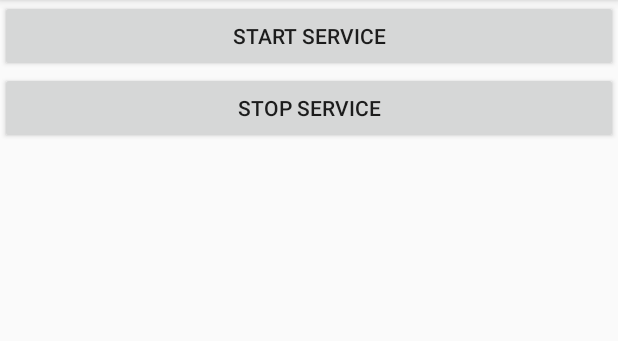
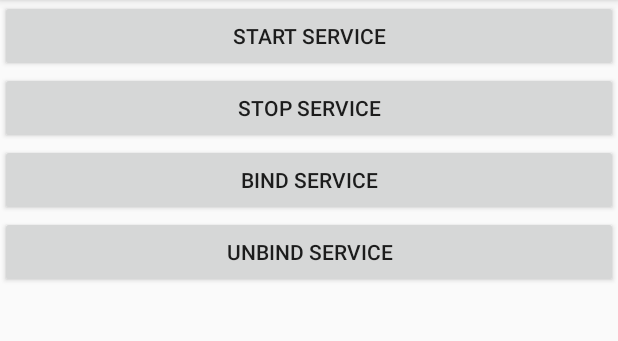
Before and after one commit to natelindev/ServiceTest, an Android app: the screen it shows after launch (MainActivity), after a tap on "STOP SERVICE", on a phone screen of 412 x 824 dp, the part 84-425 px from its top. Run offline under Robolectric (Android 15) with nearby library versions, the phone set to English and light mode, and no system bars.

Commit message:
Added an Binding connection.

```diff
--- a/app/src/main/java/com/example/lll/servicetest/MainActivity.java
+++ b/app/src/main/java/com/example/lll/servicetest/MainActivity.java
@@ -1,6 +1,9 @@
 package com.example.lll.servicetest;
 
+import android.content.ComponentName;
 import android.content.Intent;
+import android.content.ServiceConnection;
+import android.os.IBinder;
 import android.support.v7.app.AppCompatActivity;
 import android.os.Bundle;
 import android.view.Menu;
@@ -9,7 +12,20 @@ import android.view.View;
 import android.widget.Button;
 
 public class MainActivity extends AppCompatActivity implements View.OnClickListener{
-    private Button startService,stopService;
+    private Button startService,stopService,bindService,unbindService;
+    private MyService.DownloadBinder downloadBinder;
+    private ServiceConnection connection= new ServiceConnection(){
+        @Override
+        public void onServiceDisconnected(ComponentName name){
+        }
+
+        @Override
+        public void onServiceConnected(ComponentName name,IBinder service) {
+            downloadBinder = (MyService.DownloadBinder) service;
+            downloadBinder.startDownload();
+            downloadBinder.getProgress();
+        }
+    };
 
     @Override
     protected void onCreate(Bundle savedInstanceState) {
@@ -17,8 +33,12 @@ public class MainActivity extends AppCompatActivity implements View.OnClickListe
         setContentView(R.layout.activity_main);
         startService = (Button) findViewById(R.id.start_service);
         stopService = (Button) findViewById(R.id.stop_service);
+        bindService = (Button) findViewById(R.id.bind_service);
+        unbindService = (Button) findViewById(R.id.unbind_service);
         startService.setOnClickListener(this);
         stopService.setOnClickListener(this);
+        bindService.setOnClickListener(this);
+        unbindService.setOnClickListener(this);
     }
 
     @Override
@@ -31,6 +51,13 @@ public class MainActivity extends AppCompatActivity implements View.OnClickListe
             case R.id.stop_service:
                 Intent stopIntent = new Intent(this,MyService.class);
                 stopService(stopIntent);
+                break;
+            case R.id.bind_service:
+                Intent bindIntent = new Intent(this,MyService.class);
+                bindService(bindIntent,connection,BIND_AUTO_CREATE);
+                break;
+            case R.id.unbind_service:
+                unbindService(connection);
                 break;
             default:
                 break;
--- a/app/src/main/res/layout/activity_main.xml
+++ b/app/src/main/res/layout/activity_main.xml
@@ -15,4 +15,16 @@
         android:layout_height="wrap_content"
         android:text="Stop Service"/>
 
+    <Button
+        android:id="@+id/bind_service"
+        android:layout_width="match_parent"
+        android:layout_height="wrap_content"
+        android:text="Bind Service"/>
+
+    <Button
+        android:id="@+id/unbind_service"
+        android:layout_width="match_parent"
+        android:layout_height="wrap_content"
+        android:text="Unbind Service"/>
+
 </LinearLayout>
```
Also changed, not shown: app/src/main/java/com/example/lll/servicetest/MyService.java (+13 -1 lines).
